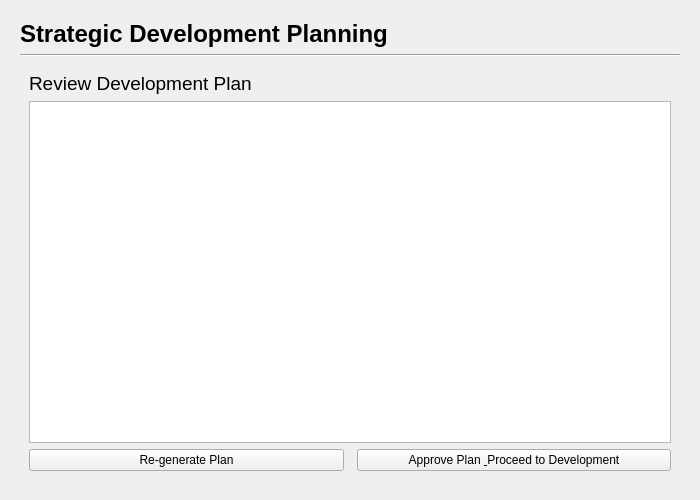
Above: gui/planning_page.ui from mariolewis/asdf_factory before the change. Below: the same form after it.
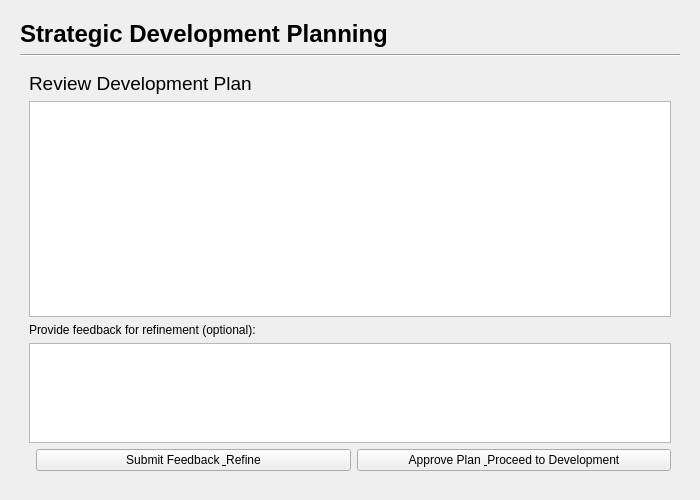
That is the form after the change. The open tabs and pages were chosen to show the change.

Commit message:
feat: Implement iterative feedback loops and formatted document saving
- Adds iterative refinement loops to the Coding Standard and Development Planning pages, allowing the PM to provide feedback for revisions.
- Updates the Planning page to display the JSON development plan in a human-readable HTML format.
- Modifies the orchestrator to save the Coding Standard and Development Plan as formatted .docx files instead of .md or .json files, enhancing readability.
- Adds robust cleaning of LLM responses for plan refinement to prevent JSON parsing errors.

```diff
--- a/gui/planning_page.ui
+++ b/gui/planning_page.ui
@@ -95,15 +95,25 @@
          </property>
         </widget>
        </item>
+       <item>
+        <widget class="QLabel" name="feedbackLabel">
+         <property name="text">
+          <string>Provide feedback for refinement (optional):</string>
+         </property>
+        </widget>
+       </item>
+       <item>
+        <widget class="QPlainTextEdit" name="feedbackTextEdit">
+         <property name="maximumSize">
+          <size>
+           <width>16777215</width>
+           <height>100</height>
+          </size>
+         </property>
+        </widget>
+       </item>
        <item>
         <layout class="QHBoxLayout" name="horizontalLayout">
-         <item>
-          <widget class="QPushButton" name="regenerateButton">
-           <property name="text">
-            <string>Re-generate Plan</string>
-           </property>
-          </widget>
-         </item>
          <item>
           <spacer name="horizontalSpacer">
            <property name="orientation">
@@ -111,6 +121,13 @@
            </property>
           </spacer>
          </item>
+         <item>
+          <widget class="QPushButton" name="refineButton">
+           <property name="text">
+            <string>Submit Feedback &amp; Refine</string>
+           </property>
+          </widget>
+         </item>
          <item>
           <widget class="QPushButton" name="approveButton">
            <property name="text">
```
The commit also changes 9 other files.
